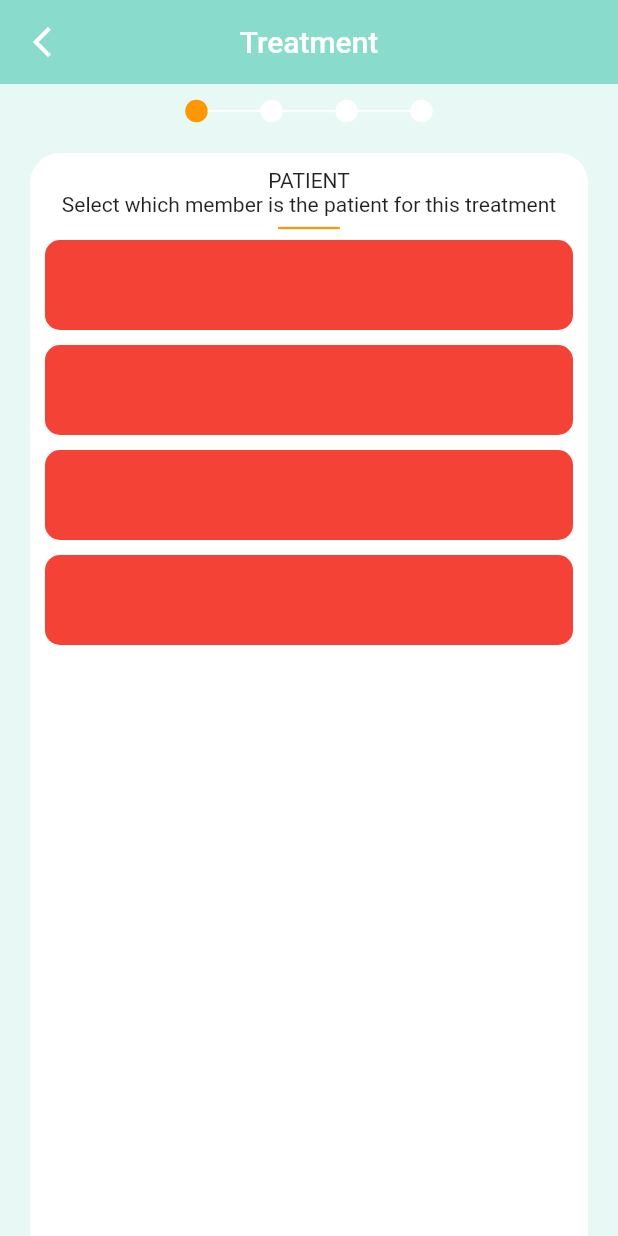
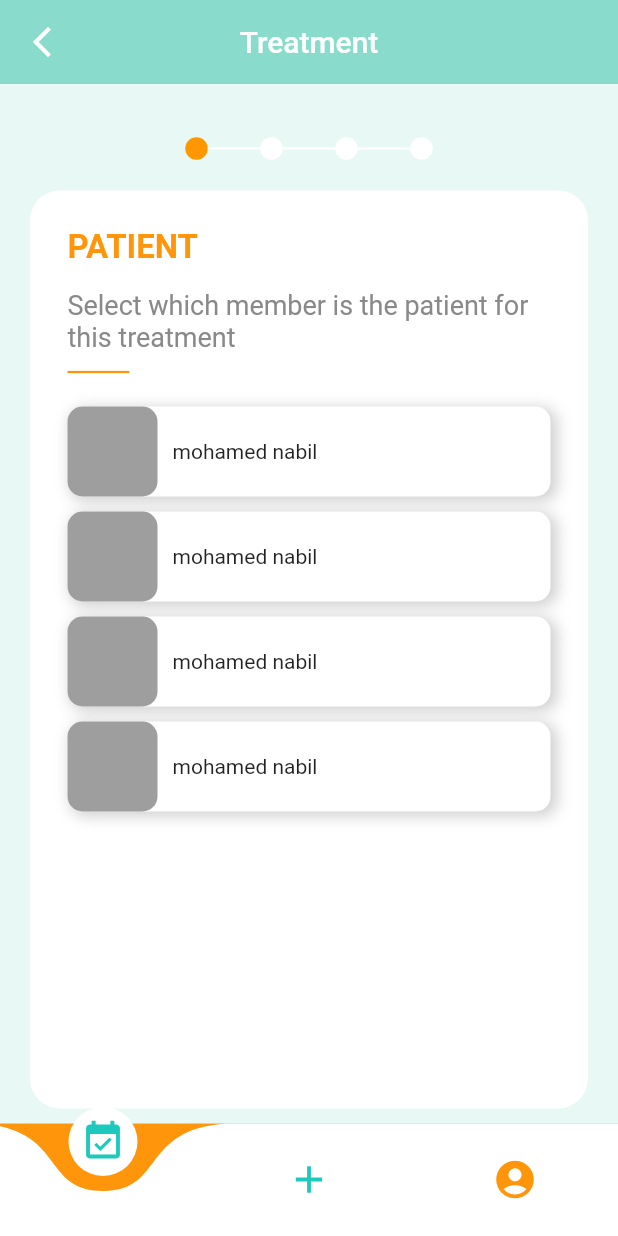
Before and after one commit to A-Morsy/SehaTech, a Flutter app: the TreatmentView screen opened directly, on a phone screen of 412 x 824 dp. Run offline on Flutter 3.47's test engine with Material 2 defaults, Android fonts, the phone set to English and light mode, and no system bars; drawn by our look-alikes of curved_navigation_bar; our stand-ins replace date_time_picker, flutter_toggle_tab, percent_indicator; generated files the repository leaves out were written again.

Commit message:
secondTreatment

```diff
--- a/seha_tech/lib/views/treatmentViews/treatmentView.dart
+++ b/seha_tech/lib/views/treatmentViews/treatmentView.dart
@@ -1,9 +1,11 @@
+import 'package:flutter/gestures.dart';
 import 'package:flutter/material.dart';
 import 'package:seha_tech/Reusable/palette.dart';
 import 'package:flutter_gen/gen_l10n/app_localizations.dart';
 import 'package:seha_tech/views/treatmentViews/widgets/firstViewPatientCard.dart';
 import '../signup/widgets/signUpStepWedgit.dart';
 import '../signup/widgets/customDivider.dart';
+import 'package:curved_navigation_bar/curved_navigation_bar.dart';
 
 class TreatmentView extends StatefulWidget {
   @override
@@ -11,6 +13,7 @@ class TreatmentView extends StatefulWidget {
 }
 
 class _TreatmentView extends State<TreatmentView> {
+  int _page = 2;
   @override
   Widget build(BuildContext context) {
     return Scaffold(
@@ -39,37 +42,49 @@ class _TreatmentView extends State<TreatmentView> {
         width: MediaQuery.of(context).size.width,
         height: MediaQuery.of(context).size.height,
         color: Palette.fifthColor,
-        child:
-            // ElevatedButton(
-            //   child: Text('size'),
-            //   onPressed: () {
-            //     print(MediaQuery.of(context).size.height);
-            //   },
-            // )
-            Column(
+        padding: EdgeInsets.only(top: 25),
+        child: Column(
           children: [
             SignUpStepsWidget(
               size: 4,
               step: 1,
               bgColor: Palette.fifthColor,
             ),
-            Container(
-              margin: EdgeInsets.fromLTRB(20, 20, 20, 0),
-              padding: EdgeInsets.fromLTRB(10, 10, 10, 10),
+            Expanded(
+              child: Container(
+                margin: EdgeInsets.fromLTRB(20, 20, 20, 10),
+                padding: EdgeInsets.fromLTRB(25, 25, 25, 25),
                 width: MediaQuery.of(context).size.width,
                 height: MediaQuery.of(context).size.height,
                 decoration: BoxDecoration(
-                borderRadius: const BorderRadius.vertical(
-                  top: const Radius.circular(20),
+                  borderRadius: const BorderRadius.all(
+                    const Radius.circular(20),
                   ),
                   color: Colors.white,
                 ),
                 child: Column(
+                  crossAxisAlignment: CrossAxisAlignment.start,
                   children: [
-                  Text('PATIENT'),
-                  Text('Select which member is the patient for this treatment'),
+                    Container(
+                      margin: EdgeInsets.only(bottom: 15),
+                      child: Text('PATIENT',
+                          style: TextStyle(
+                              color: Palette.thirdColor,
+                              fontSize: 22,
+                              fontWeight: FontWeight.bold)),
+                    ),
+                    Container(
+                      margin: EdgeInsets.only(bottom: 5),
+                      child: Text(
+                          'Select which member is the patient for this treatment',
+                          style: TextStyle(
+                            color: Palette.forthColor,
+                            fontSize: 18,
+                          )),
+                    ),
                     Container(
                         width: MediaQuery.of(context).size.width * 0.1,
+                        margin: EdgeInsets.only(bottom: 15),
                         child: CustomDivider(dividerColor: Palette.thirdColor)),
                     Column(children: [
                       PatientCard(),
@@ -79,10 +94,39 @@ class _TreatmentView extends State<TreatmentView> {
                     ])
                   ],
                 ),
+              ),
             )
           ],
         ),
       ),
+      bottomNavigationBar: CurvedNavigationBar(
+        backgroundColor: Palette.thirdColor,
+        color: Colors.white,
+        // height: MediaQuery.of(context).size.height * 0.09,
+        items: <Widget>[
+          Icon(
+            Icons.event_available,
+            size: 30,
+            color: (_page == 0) ? Palette.thirdColor : Palette.primaryColor,
+          ),
+          Icon(Icons.add,
+              size: 30,
+              color: (_page == 1) ? Palette.thirdColor : Palette.primaryColor),
+          Icon(Icons.account_circle,
+              size: 30,
+              color: (_page == 2) ? Palette.thirdColor : Palette.primaryColor),
+        ],
+        onTap: (index) {
+          if (index == 1) {
+            Navigator.push(context,
+                MaterialPageRoute(builder: (context) => TreatmentView()));
+          }
+          // setState(() {
+          //   _page = index;
+          //   print(_page);
+          // });
+        },
+      ),
     );
   }
 }
--- a/seha_tech/lib/views/treatmentViews/widgets/firstViewPatientCard.dart
+++ b/seha_tech/lib/views/treatmentViews/widgets/firstViewPatientCard.dart
@@ -12,10 +12,31 @@ class PatientCard extends StatelessWidget {
         borderRadius: const BorderRadius.all(
           const Radius.circular(10),
         ),
-        color: Colors.red,
+        color: Colors.white,
+        boxShadow: [
+          BoxShadow(
+            color: Colors.grey.withOpacity(0.5),
+            spreadRadius: 1,
+            blurRadius: 8,
+            offset: Offset(3, 2), // changes position of shadow
+          ),
+        ],
       ),
       child: Row(
-        children: [],
+        children: [
+          Container(
+              height: MediaQuery.of(context).size.height,
+              width: 60,
+              //ar/en changes
+              margin: EdgeInsets.only(right: 10),
+              decoration: BoxDecoration(
+                borderRadius: const BorderRadius.all(
+                  const Radius.circular(10),
+                ),
+                color: Colors.grey,
+              )),
+          Text('mohamed nabil')
+        ],
       ),
     ));
   }
```
Lines whose indentation alone changed are shown as unchanged.
